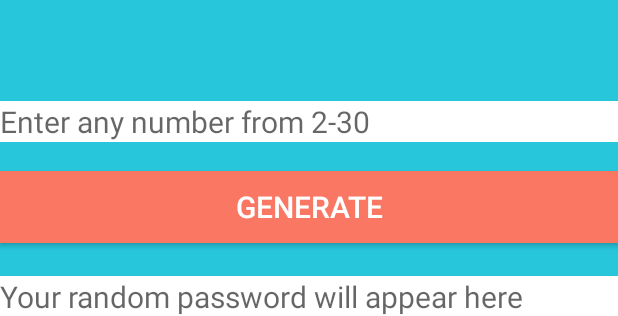
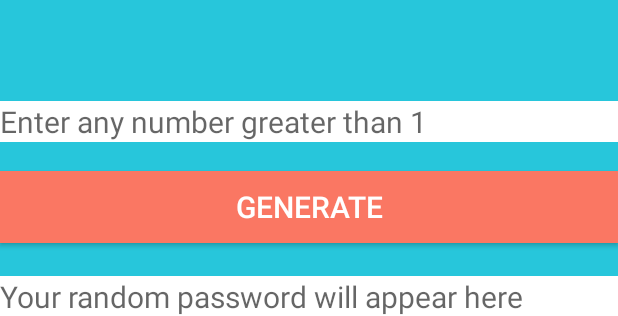
Before and after one commit to JoshandRobbie/Password-Generator, an Android app: the layout fragment_generate.xml on its own in the app's theme, with its tools: preview values and no code run, on a phone screen of 412 x 824 dp. Shown: the part 784-1100 px from the top of the screen. Run offline under Robolectric (Android 15) with nearby library versions, the phone set to English and light mode, and no system bars.

Commit message:
changed the instructions on edit text

```diff
--- a/app/src/main/res/layout/fragment_generate.xml
+++ b/app/src/main/res/layout/fragment_generate.xml
@@ -38,7 +38,7 @@
         android:layout_height="wrap_content"
         android:background="#ffffff"
         android:textSize="20sp"
-        android:hint="Enter any number from 2-30"
+        android:hint="Enter any number greater than 1"
         android:layout_marginBottom="19dp"
         android:layout_above="@+id/bGenerate"
         android:layout_alignParentLeft="true"
```
